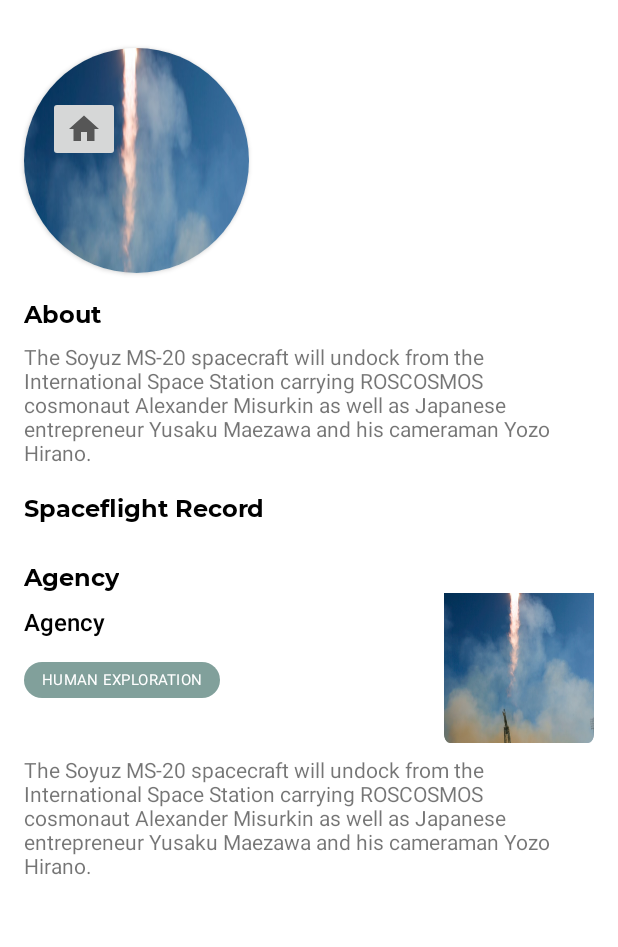
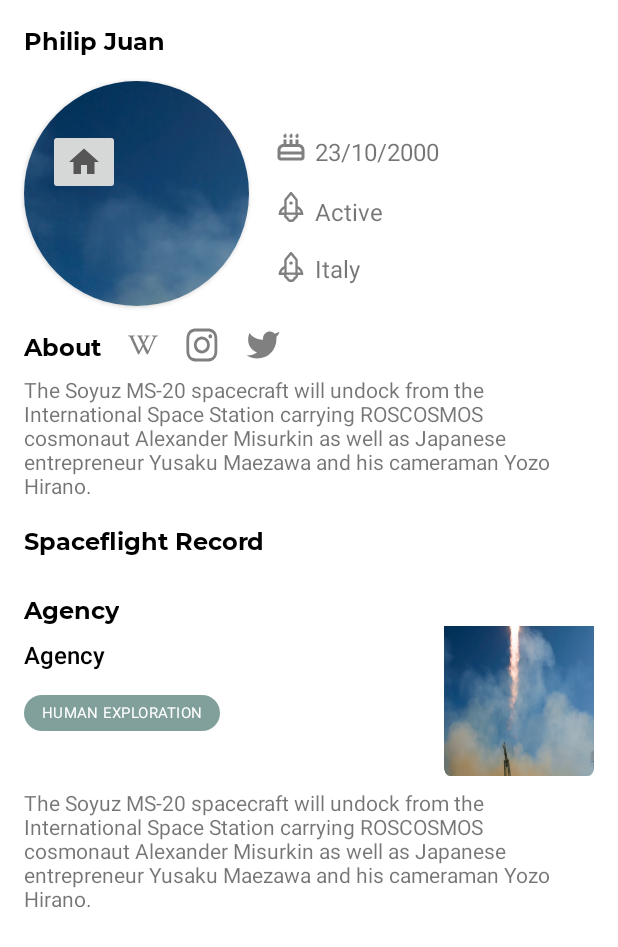
Before and after one commit to RokettoApp/Roketto, an Android app: the AstroDetailActivity screen opened directly, with no data from a screen before it, on a phone screen of 412 x 824 dp. Shown: the top 947 px of the screen. Run offline under Robolectric (Android 15) with nearby library versions, the phone set to English and light mode, and no system bars; our stand-ins replace Room's generated code; pictures from the network do not load; 1 statement that could not run was skipped.

Commit message:
Creating astronauts layout

```diff
--- a/app/src/main/res/drawable/ic_instagram.xml
+++ b/app/src/main/res/drawable/ic_instagram.xml
@@ -1,8 +1,8 @@
 <vector xmlns:android="http://schemas.android.com/apk/res/android"
-    android:width="24dp"
-    android:height="24dp"
-    android:viewportWidth="24"
-    android:viewportHeight="24"
+    android:width="32dp"
+    android:height="32dp"
+    android:viewportWidth="16"
+    android:viewportHeight="16"
     android:tint="@android:color/tab_indicator_text">
     <path
         android:fillColor="@android:color/tab_indicator_text"
--- a/app/src/main/res/drawable/ic_twitter.xml
+++ b/app/src/main/res/drawable/ic_twitter.xml
@@ -1,8 +1,8 @@
 <vector xmlns:android="http://schemas.android.com/apk/res/android"
-    android:width="24dp"
-    android:height="24dp"
-    android:viewportWidth="24"
-    android:viewportHeight="24"
+    android:width="32dp"
+    android:height="32dp"
+    android:viewportWidth="16"
+    android:viewportHeight="16"
     android:tint="@android:color/tab_indicator_text">
     <path
         android:fillColor="@android:color/tab_indicator_text"
--- a/app/src/main/res/drawable/ic_wiki.xml
+++ b/app/src/main/res/drawable/ic_wiki.xml
@@ -1,8 +1,8 @@
 <vector xmlns:android="http://schemas.android.com/apk/res/android"
-    android:width="24dp"
-    android:height="24dp"
-    android:viewportWidth="24"
-    android:viewportHeight="24"
+    android:width="32dp"
+    android:height="32dp"
+    android:viewportWidth="16"
+    android:viewportHeight="16"
     android:tint="@android:color/tab_indicator_text">
     <path
         android:fillColor="@android:color/tab_indicator_text"
--- a/app/src/main/res/layout/activity_astro_detail.xml
+++ b/app/src/main/res/layout/activity_astro_detail.xml
@@ -10,31 +10,34 @@
         android:layout_width="match_parent"
         android:layout_height="match_parent"
         tools:context=".ui.AstroDetailActivity">
+        <TextView
+            android:id="@+id/astronautsNameTitle"
+            android:layout_width="wrap_content"
+            android:layout_height="wrap_content"
+            android:layout_marginStart="16dp"
+            android:layout_marginTop="16dp"
+            android:layout_marginBottom="16dp"
+            android:fontFamily="@font/montserrat"
+            android:text="Philip Juan"
+            android:textColor="@color/black"
+            android:textSize="16sp"
 
+            />
         <androidx.cardview.widget.CardView
             android:id="@+id/cardImageAstro"
             android:layout_width="150dp"
             android:layout_height="150dp"
-            app:cardCornerRadius="300dp"
-            android:layout_marginTop="32dp"
             android:layout_marginLeft="16dp"
-            android:layout_alignParentTop="true"
+            android:layout_below="@id/astronautsNameTitle"
+            app:cardCornerRadius="300dp">
 
-            >
-
-            <FrameLayout
-
-                android:id="@+id/frameImageAstro"
-                android:layout_width="match_parent"
-                android:layout_height="wrap_content"
-                android:focusable="false">
 
             <ImageView
                 android:id="@+id/imageAstro"
                 android:layout_width="match_parent"
-                    android:layout_height="250dp"
+                android:layout_height="match_parent"
                 android:adjustViewBounds="true"
-                    android:scaleType="fitXY"
+                android:scaleType="matrix"
                 android:src="@drawable/testsfondo" />
 
             <ImageButton
@@ -45,34 +48,126 @@
                     android:layout_marginTop="32dp"
                     app:srcCompat="@drawable/ic_baseline_home_24" />
 
-            </FrameLayout>
+
         </androidx.cardview.widget.CardView>
+
+        <ImageView
+            android:id="@+id/iconCake"
+            android:layout_width="24dp"
+            android:layout_height="24dp"
+            android:layout_marginTop="32dp"
+            android:layout_marginLeft="16dp"
+            android:layout_toEndOf="@id/cardImageAstro"
+            android:layout_alignTop="@id/cardImageAstro"
+            android:src="@drawable/ic_cake" />
+        <TextView
+            android:layout_width="wrap_content"
+            android:id="@+id/txtBirthDate"
+            android:text="23/10/2000"
+            android:layout_toEndOf="@+id/iconCake"
+            android:layout_marginTop="36dp"
+            android:textSize="16dp"
+            android:layout_marginLeft="4dp"
+            android:layout_alignBottom="@id/iconCake"
+            android:layout_alignTop="@id/cardImageAstro"
+            android:layout_height="wrap_content">
+
+        </TextView>
+
+        <ImageView
+            android:id="@+id/iconRocket"
+            android:layout_width="24dp"
+            android:layout_height="24dp"
+            android:layout_marginTop="16dp"
+            android:layout_marginLeft="16dp"
+            android:layout_below="@id/iconCake"
+            android:layout_toEndOf="@id/cardImageAstro"
+            android:src="@drawable/ic_rocket" />
+        <TextView
+            android:layout_width="wrap_content"
+            android:id="@+id/txtStatus"
+            android:layout_below="@id/txtBirthDate"
+            android:text="Active"
+            android:layout_toEndOf="@+id/iconCake"
+            android:layout_marginTop="20dp"
+            android:textSize="16dp"
+            android:layout_marginLeft="4dp"
+            android:layout_height="wrap_content">
+
+        </TextView>
+
+        <ImageView
+            android:id="@+id/iconFlag"
+            android:layout_width="24dp"
+            android:layout_height="24dp"
+            android:layout_marginTop="16dp"
+            android:layout_marginLeft="16dp"
+            android:layout_below="@id/iconRocket"
+            android:layout_toEndOf="@id/cardImageAstro"
+            android:src="@drawable/ic_rocket" />
+        <TextView
+            android:layout_width="wrap_content"
+            android:id="@+id/txtNationality"
+            android:layout_below="@id/txtStatus"
+            android:text="Italy"
+            android:layout_toEndOf="@+id/iconCake"
+            android:layout_marginTop="16dp"
+            android:textSize="16dp"
+            android:layout_marginLeft="4dp"
+            android:layout_height="wrap_content">
+
+        </TextView>
 
         <TextView
             android:id="@+id/astroDescription"
             android:layout_width="wrap_content"
+            android:layout_height="wrap_content"
             android:layout_below="@id/cardImageAstro"
-            android:layout_height="wrap_content"
-            android:text="@string/about"
             android:layout_marginStart="16dp"
             android:layout_marginTop="16dp"
+            android:fontFamily="@font/montserrat"
+            android:text="@string/about"
             android:textColor="@color/black"
-            android:fontFamily="@font/montserrat"
             android:textSize="16sp"
 
             />
 
+        <ImageView
+            android:id="@+id/iconWiki"
+            android:layout_width="24dp"
+            android:layout_height="24dp"
+            android:layout_alignBottom="@id/astroDescription"
+            android:layout_marginLeft="16dp"
+            android:layout_toEndOf="@id/astroDescription"
+            android:src="@drawable/ic_wiki" />
+        <ImageView
+            android:id="@+id/iconInsta"
+            android:layout_width="24dp"
+            android:layout_height="24dp"
+            android:layout_alignBottom="@id/astroDescription"
+            android:layout_marginLeft="16dp"
+            android:layout_toEndOf="@id/iconWiki"
+            android:src="@drawable/ic_instagram" />
+        <ImageView
+            android:id="@+id/iconTwitter"
+            android:layout_width="24dp"
+            android:layout_height="24dp"
+            android:layout_alignBottom="@id/astroDescription"
+            android:layout_marginLeft="16dp"
+            android:layout_toEndOf="@id/iconInsta"
+            android:src="@drawable/ic_twitter" />
+
+
         <TextView
             android:id="@+id/astroDetailDescription"
-            android:layout_below="@id/astroDescription"
             android:layout_width="match_parent"
             android:layout_height="wrap_content"
+            android:layout_below="@id/astroDescription"
             android:layout_marginStart="16dp"
             android:layout_marginTop="8dp"
             android:layout_marginEnd="16dp"
             android:text="The Soyuz MS-20 spacecraft will undock from the International Space Station carrying ROSCOSMOS cosmonaut Alexander Misurkin as well as Japanese entrepreneur Yusaku Maezawa and his cameraman Yozo Hirano."
-            android:textSize="14dp"
-            />
+            android:textSize="14dp" />
 
         <TextView
             android:id="@+id/astroLaunchTitle"
@@ -111,22 +206,22 @@
             android:layout_height="wrap_content"
             android:layout_below="@id/astroLaunchTitle"
             android:layout_marginStart="8dp"
+
             android:layout_marginTop="8dp"
             android:layout_marginEnd="8dp"
             android:overScrollMode="never" />
-
 
 
         <TextView
             android:id="@+id/astroAgencyTitle"
             android:layout_width="wrap_content"
             android:layout_height="wrap_content"
-            android:text="@string/agency"
+            android:layout_below="@id/launchesAstrorv"
             android:layout_marginStart="16dp"
             android:layout_marginTop="16dp"
-            android:layout_below="@id/launchesAstrorv"
+            android:fontFamily="@font/montserrat"
+            android:text="@string/agency"
             android:textColor="@color/black"
-            android:fontFamily="@font/montserrat"
             android:textSize="16sp"
 
 
@@ -150,14 +245,14 @@
             style="@style/Widget.MaterialComponents.Chip.Action"
             android:layout_width="wrap_content"
             android:layout_height="40dp"
-                android:textColor="@color/white"
-                android:textSize="10sp"
             android:layout_below="@id/astroAgencyName"
+            android:layout_marginLeft="16dp"
+            android:layout_marginTop="8dp"
             android:backgroundTint="@color/pastel_green"
             android:fontFamily="sans-serif-medium"
             android:text="@string/human_exp"
-                android:layout_marginTop="8dp"
-                android:layout_marginLeft="16dp"
+            android:textColor="@color/white"
+            android:textSize="10sp"
 
 
             />
@@ -167,13 +262,13 @@
             android:layout_width="100dp"
             android:layout_height="100dp"
 
+            android:layout_below="@id/astroAgencyTitle"
+            android:layout_alignParentEnd="true"
+            android:layout_marginEnd="16dp"
             android:adjustViewBounds="true"
+
+            android:scaleType="fitXY"
             android:src="@drawable/testsfondo"
-                android:layout_marginEnd="16dp"
-                android:scaleType="fitXY"
-
-                android:layout_alignParentEnd="true"
-                android:layout_below="@id/astroAgencyTitle"
 
             />
 
@@ -181,14 +276,14 @@
             android:id="@+id/agencyAstroDescr"
             android:layout_width="match_parent"
             android:layout_height="wrap_content"
+            android:layout_below="@id/agencyAstro"
+            android:layout_marginLeft="16dp"
             android:layout_marginTop="8dp"
+            android:layout_marginRight="16dp"
+            android:layout_marginBottom="16dp"
             android:text="The Soyuz MS-20 spacecraft will undock from the International Space Station carrying ROSCOSMOS cosmonaut Alexander Misurkin as well as Japanese entrepreneur Yusaku Maezawa and his cameraman Yozo Hirano."
             android:textSize="14dp"
-            android:layout_below="@id/agencyAstro"
-            android:layout_marginLeft="16dp"
-            android:layout_marginRight="16dp"
             app:layout_constraintStart_toStartOf="parent"
-            android:layout_marginBottom="16dp"
             app:layout_constraintTop_toBottomOf="@id/agencyAstro" />
     </RelativeLayout>
 
```
Lines whose indentation alone changed are shown as unchanged.
